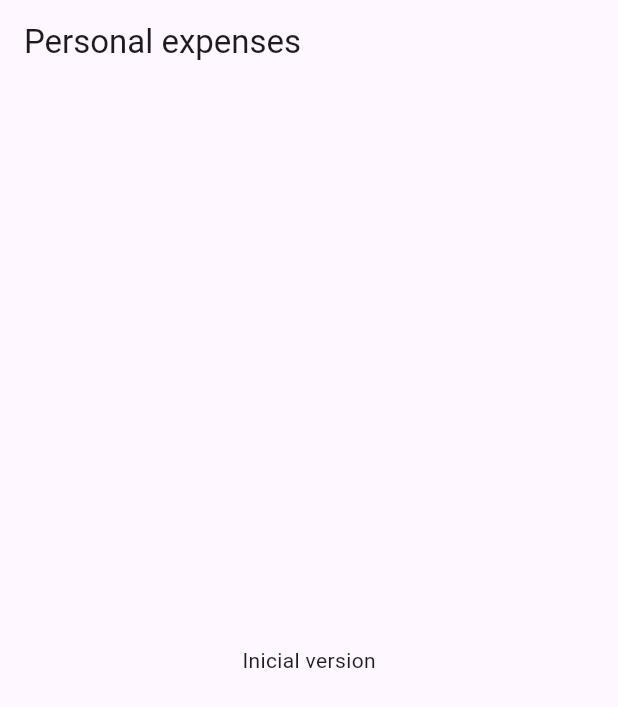
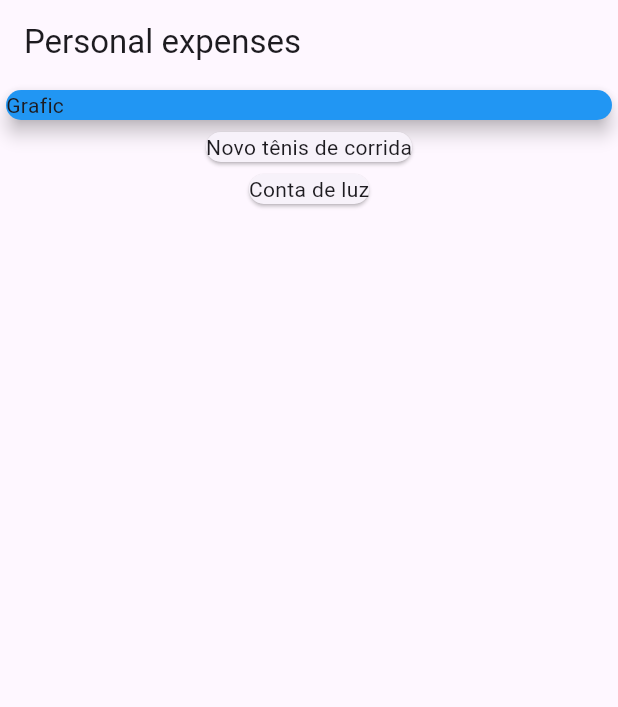
Before and after one commit to predrohr/Expenses-App, a Flutter app: the screen it shows after launch, on a phone screen of 412 x 824 dp. Shown: the top 707 px of the screen. Run offline on Flutter 3.47's test engine with Material 3 defaults, Android fonts, the phone set to English and light mode, and no system bars.

Commit message:
Add class transaction and list of products on main

```diff
--- a/lib/main.dart
+++ b/lib/main.dart
@@ -1,3 +1,4 @@
+import 'package:expenses/models/transaction.dart';
 import 'package:flutter/material.dart';
 
 void main() => runApp(ExpensesApp());
@@ -14,16 +15,40 @@ class ExpensesApp extends StatelessWidget {
 }
 
 class MyHomePage extends StatelessWidget {
-  const MyHomePage({super.key});
+  final _transactions = [
+    Transaction(
+        id: 't1',
+        title: 'Novo tênis de corrida',
+        value: 310.76,
+        date: DateTime.now()),
+    Transaction(
+        id: 't2', title: 'Conta de luz', value: 211.30, date: DateTime.now()),
+  ];
 
   @override
   Widget build(BuildContext context) {
     return Scaffold(
       appBar: AppBar(
-        title: Text('Personal expenses'),
+        title: const Text('Personal expenses'),
       ),
-      body: Center(
-        child: Text('Inicial version'),
+      body: Column(
+        children: <Widget>[
+          const SizedBox(
+            width: double.infinity,
+            child: Card(
+              color: Colors.blue,
+              elevation: 5,
+              child: Text('Grafic'),
+            ),
+          ),
+          Column(
+            children: _transactions.map((tr) {
+              return Card(
+                child: Text(tr.title),
+              );
+            }).toList(),
+          )
+        ],
       ),
     );
   }
--- /dev/null
+++ b/lib/models/transaction.dart
@@ -0,0 +1,13 @@
+class Transaction {
+  final String id;
+  final String title;
+  final double value;
+  final DateTime date;
+
+  Transaction({
+    required this.id,
+    required this.title,
+    required this.value,
+    required this.date,
+  });
+}
```
Also changed, not shown: 1 other file.
